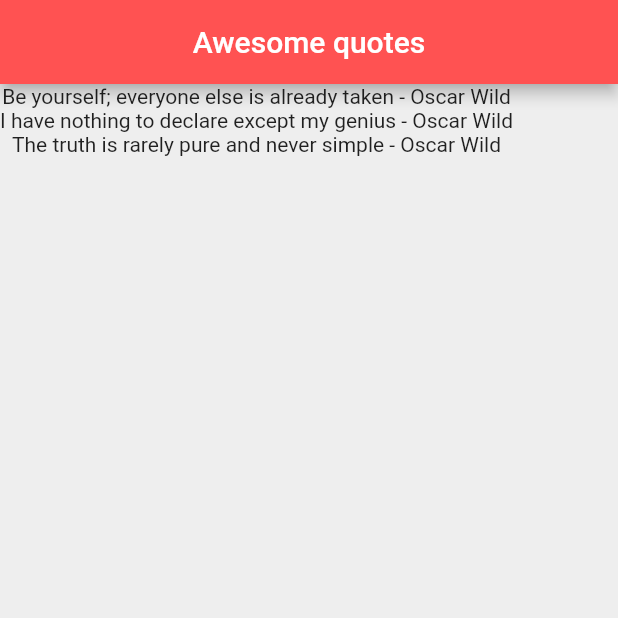
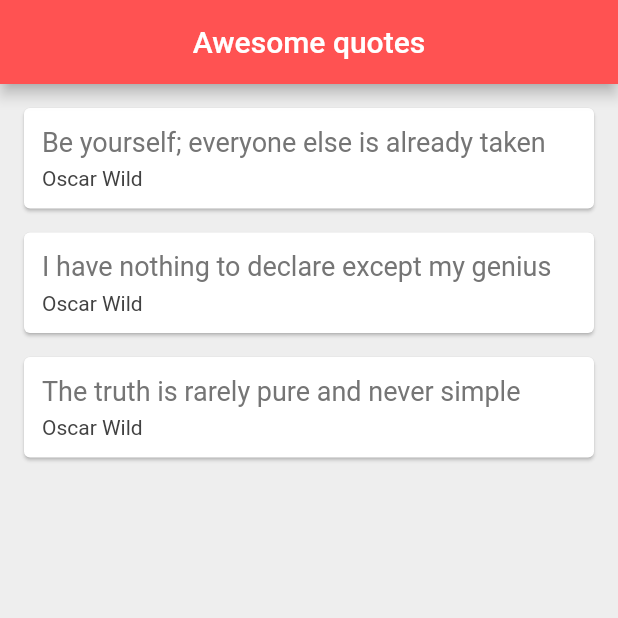
Before and after one commit to leonardosibela/list_app_flutter, a Flutter app: the screen it shows after launch, on a phone screen of 412 x 824 dp, the top half of it. Run offline on Flutter 3.47's test engine with Material 2 defaults, Android fonts, the phone set to English and light mode, and no system bars.

Commit message:
Adding card widget for each quote

```diff
--- a/lib/main.dart
+++ b/lib/main.dart
@@ -1,3 +1,4 @@
+import 'package:flutter/cupertino.dart';
 import 'package:flutter/material.dart';
 import 'package:list_app_flutter/quote.dart';
 import 'quote.dart';
@@ -21,6 +22,35 @@ class _QuoteListState extends State<QuoteList> {
     Quote(author: 'Oscar Wild', text: 'The truth is rarely pure and never simple')
   ];
 
+  Widget quoteTemplate(quote) {
+    return Card(
+      margin: EdgeInsets.fromLTRB(16.0, 16.0, 16.0, 0.0),
+      child: Padding(
+        padding: const EdgeInsets.all(12.0),
+        child: Column(
+          crossAxisAlignment: CrossAxisAlignment.stretch,
+          children: [
+            Text(
+              quote.text,
+              style: TextStyle(
+                fontSize: 18.0,
+                color: Colors.grey[600]
+              ),
+            ),
+            SizedBox(height: 6.0),
+            Text(
+              quote.author,
+              style: TextStyle(
+                fontSize: 14.0,
+                color: Colors.grey[800]
+              ),
+            )
+          ],
+        ),
+      ),
+    );
+  }
+
   @override
   Widget build(BuildContext context) {
     return Scaffold(
@@ -31,7 +61,7 @@ class _QuoteListState extends State<QuoteList> {
         backgroundColor: Colors.redAccent,
       ),
       body: Column(
-        children: quotes.map((quote) => Text('${quote.text} - ${quote.author} ')).toList()
+        children: quotes.map((quote) => quoteTemplate(quote)).toList()
       ),
     );
   }
```
